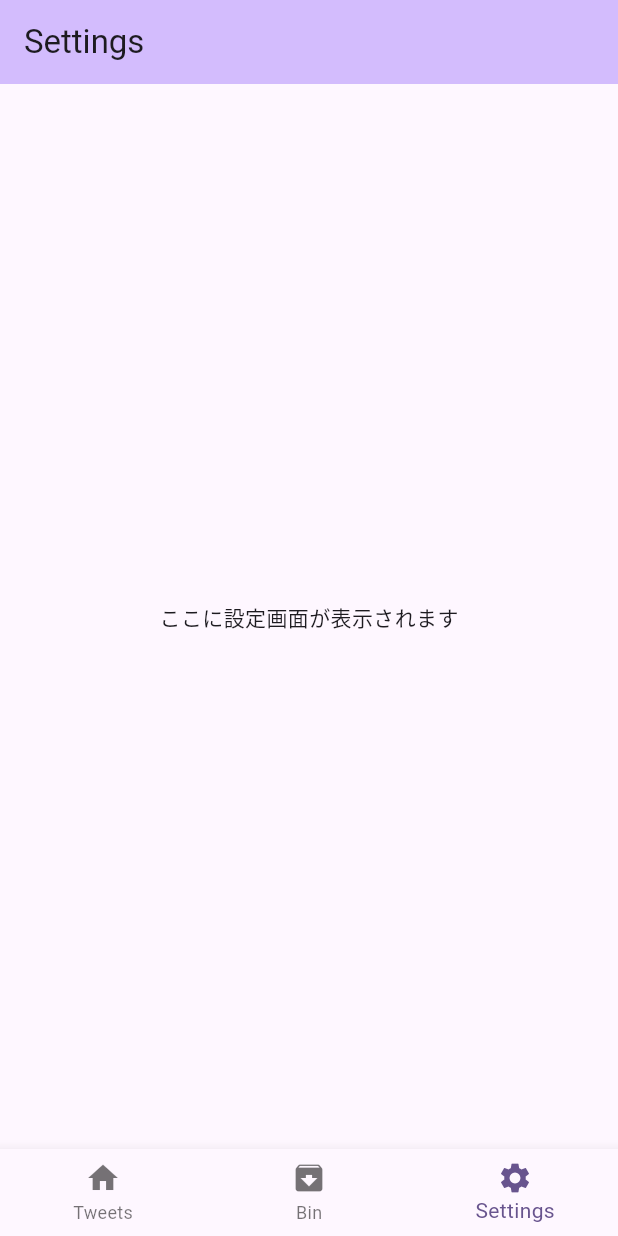
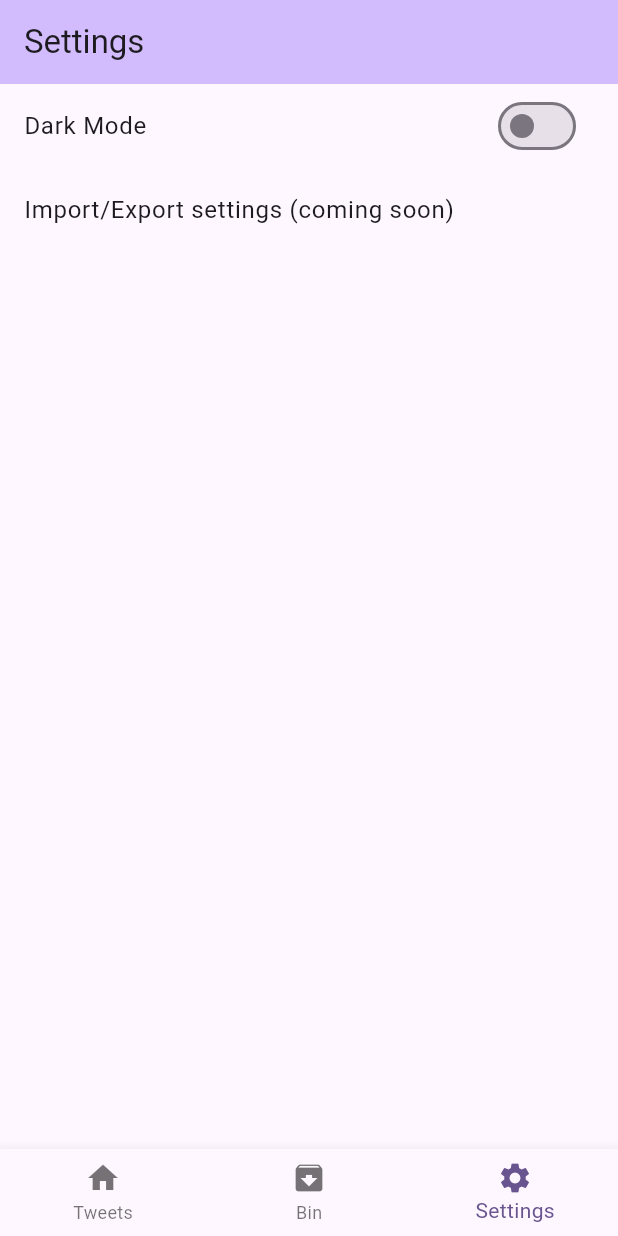
Before and after one commit to nozomi-hiragi/TweetHistory, a Flutter app: the screen it shows after launch, item 3 of the bottom bar chosen, on a phone screen of 412 x 824 dp. Run offline on Flutter 3.47's test engine with Material 3 defaults, Android fonts, the phone set to English and light mode, and no system bars; our stand-ins replace file_picker, flutter_hooks, freezed_annotation, hooks_riverpod; missing offline and left inert: idb_shim.

Commit message:
Add basic settings screen with theme toggle

```diff
--- a/tweethistory/lib/features/settings/settings_screen.dart
+++ b/tweethistory/lib/features/settings/settings_screen.dart
@@ -1,16 +1,32 @@
 import 'package:flutter/material.dart';
+import 'package:hooks_riverpod/hooks_riverpod.dart';
+import '../../providers/theme_provider.dart';
 
-class SettingsScreen extends StatelessWidget {
+class SettingsScreen extends ConsumerWidget {
   const SettingsScreen({super.key});
 
   @override
-  Widget build(BuildContext context) {
+  Widget build(BuildContext context, WidgetRef ref) {
+    final themeMode = ref.watch(themeModeProvider);
     return Scaffold(
       appBar: AppBar(
         backgroundColor: Theme.of(context).colorScheme.inversePrimary,
         title: const Text('Settings'),
       ),
-      body: const Center(child: Text('ここに設定画面が表示されます')),
+      body: ListView(
+        children: [
+          SwitchListTile(
+            title: const Text('Dark Mode'),
+            value: themeMode == ThemeMode.dark,
+            onChanged: (val) {
+              ref.read(themeModeProvider.notifier).setDarkMode(val);
+            },
+          ),
+          const ListTile(
+            title: Text('Import/Export settings (coming soon)'),
+          ),
+        ],
+      ),
     );
   }
 }
--- a/tweethistory/lib/main.dart
+++ b/tweethistory/lib/main.dart
@@ -4,6 +4,7 @@ import 'package:hooks_riverpod/hooks_riverpod.dart';
 import 'features/tweets/tweets_screen.dart';
 import 'features/bin/bin_screen.dart';
 import 'features/settings/settings_screen.dart';
+import 'providers/theme_provider.dart';
 import 'features/tweets/ui/tweets_upload_button.dart';
 import 'providers/initialization_provider.dart';
 
@@ -17,11 +18,22 @@ class MyApp extends ConsumerWidget {
   @override
   Widget build(BuildContext context, WidgetRef ref) {
     final initialization = ref.watch(initializationProvider);
+    final themeMode = ref.watch(themeModeProvider);
     return MaterialApp(
       title: 'Flutter Demo',
       theme: ThemeData(
-        colorScheme: ColorScheme.fromSeed(seedColor: Colors.deepPurple),
+        colorScheme: ColorScheme.fromSeed(
+          seedColor: Colors.deepPurple,
+          brightness: Brightness.light,
+        ),
       ),
+      darkTheme: ThemeData(
+        colorScheme: ColorScheme.fromSeed(
+          seedColor: Colors.deepPurple,
+          brightness: Brightness.dark,
+        ),
+      ),
+      themeMode: themeMode,
       home: initialization.when(
         data: (data) => const MyHomePage(),
         error:
--- /dev/null
+++ b/tweethistory/lib/providers/theme_provider.dart
@@ -0,0 +1,13 @@
+import 'package:hooks_riverpod/hooks_riverpod.dart';
+import 'package:flutter/material.dart';
+
+class ThemeModeNotifier extends Notifier<ThemeMode> {
+  @override
+  ThemeMode build() => ThemeMode.system;
+
+  void setDarkMode(bool isDark) => state = isDark ? ThemeMode.dark : ThemeMode.light;
+}
+
+final themeModeProvider = NotifierProvider<ThemeModeNotifier, ThemeMode>(
+  ThemeModeNotifier.new,
+);
```
